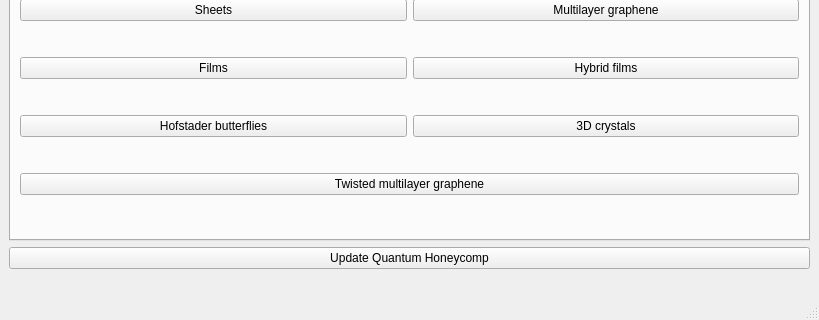
The window that interface-pyqt/system_selection/interface.ui (joselado/quantum-honeycomp) describes before a commit, drawn with Qt 5; both pictures show x 0 to 819 and y 417 to 737 of the 819 by 737 pixel window.
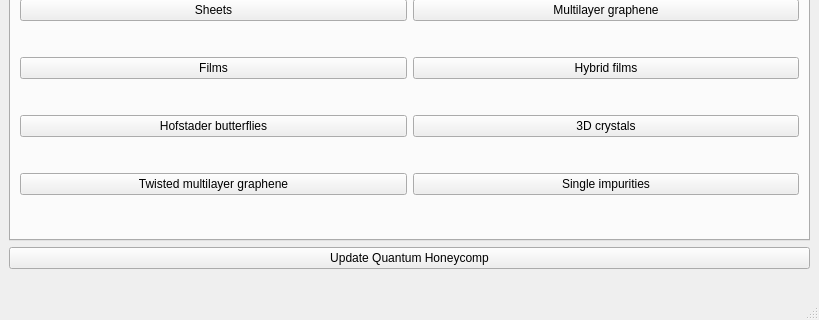
The same window after the commit.

Commit message: Impurity module

```diff
--- a/interface-pyqt/system_selection/interface.ui
+++ b/interface-pyqt/system_selection/interface.ui
@@ -141,13 +141,20 @@
             </property>
            </widget>
           </item>
-          <item row="12" column="0" colspan="2">
+          <item row="12" column="0">
            <widget class="QPushButton" name="twisted_bilayer">
             <property name="text">
              <string>Twisted multilayer graphene</string>
             </property>
            </widget>
           </item>
+          <item row="12" column="1">
+           <widget class="QPushButton" name="impurity_embedding">
+            <property name="text">
+             <string>Single impurities</string>
+            </property>
+           </widget>
+          </item>
          </layout>
         </item>
        </layout>
```
Left out of the diff: 2 changed lines with no effect on the pictures. The commit also changes 22 other files.
